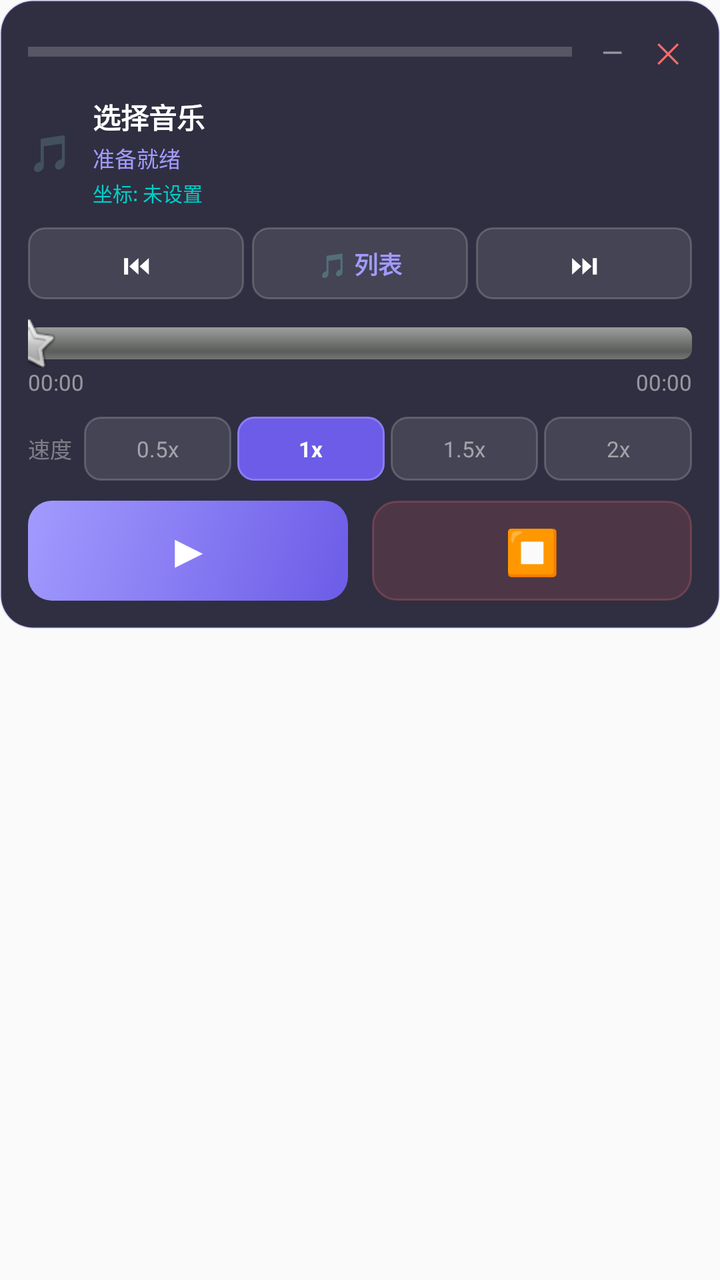
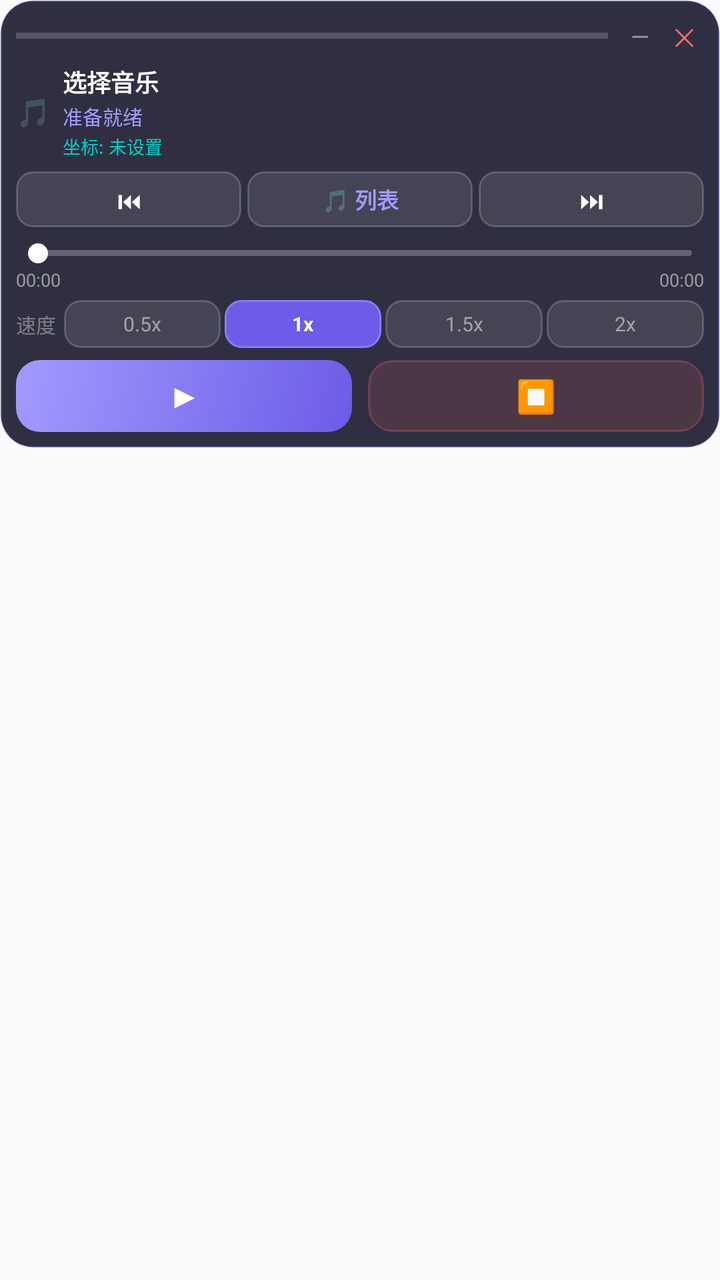

Screens rendered from an Android XML layout before and after an edit, with the pre-edit source and the edit as a unified diff.
<!-- AndroidManifest.xml: application theme Theme.Magicpinao -->
<!-- res/layout/floating_player_view.xml -->
<?xml version="1.0" encoding="utf-8"?>
<FrameLayout xmlns:android="http://schemas.android.com/apk/res/android"
    android:layout_width="wrap_content"
    android:layout_height="wrap_content"
    android:padding="0dp">

    
    <LinearLayout
        android:id="@+id/rootLayout"
        android:layout_width="match_parent"
        android:layout_height="wrap_content"
        android:orientation="vertical"
        android:background="@drawable/floating_player_bg"
        android:padding="14dp"
        android:elevation="16dp">

        
        <LinearLayout
            android:id="@+id/dragHandle"
            android:layout_width="match_parent"
            android:layout_height="wrap_content"
            android:gravity="center_vertical"
            android:orientation="horizontal"
            android:layout_marginBottom="10dp">

            <View
                android:layout_width="0dp"
                android:layout_height="5dp"
                android:layout_weight="1"
                android:background="#30FFFFFF"
                android:layout_gravity="center" />

            <TextView
                android:id="@+id/btnCollapse"
                android:layout_width="24dp"
                android:layout_height="24dp"
                android:gravity="center"
                android:text="—"
                android:textColor="#80FFFFFF"
                android:textSize="14sp"
                android:clickable="true"
                android:focusable="true"
                android:layout_marginStart="8dp" />

            <TextView
                android:id="@+id/btnClose"
                android:layout_width="24dp"
                android:layout_height="24dp"
                android:gravity="center"
                android:text="✕"
                android:textColor="#FF6B6B"
                android:textSize="14sp"
                android:clickable="true"
                android:focusable="true"
                android:layout_marginStart="4dp" />
        </LinearLayout>

        
        <LinearLayout
            android:layout_width="match_parent"
            android:layout_height="wrap_content"
            android:orientation="horizontal"
            android:gravity="center_vertical"
            android:layout_marginBottom="10dp">

            <TextView
                android:id="@+id/tvPlayingIcon"
                android:layout_width="wrap_content"
                android:layout_height="wrap_content"
                android:text="🎵"
                android:textSize="18sp"
                android:layout_marginEnd="10dp" />

            <LinearLayout
                android:layout_width="0dp"
                android:layout_height="wrap_content"
                android:layout_weight="1"
                android:orientation="vertical">

                <TextView
                    android:id="@+id/tvMusicTitle"
                    android:layout_width="match_parent"
                    android:layout_height="wrap_content"
                    android:text="选择音乐"
                    android:textColor="#FFFFFF"
                    android:textSize="14sp"
                    android:textStyle="bold"
                    android:maxLines="1"
                    android:ellipsize="end" />

                <TextView
                    android:id="@+id/tvStatus"
                    android:layout_width="match_parent"
                    android:layout_height="wrap_content"
                    android:text="准备就绪"
                    android:textColor="#A29BFE"
                    android:textSize="11sp"
                    android:layout_marginTop="2dp" />

                <TextView
                    android:id="@+id/tvCoordScheme"
                    android:layout_width="match_parent"
                    android:layout_height="wrap_content"
                    android:text="坐标: 未设置"
                    android:textColor="#00CEC9"
                    android:textSize="10sp"
                    android:layout_marginTop="2dp"
                    android:maxLines="1"
                    android:ellipsize="end" />
            </LinearLayout>
        </LinearLayout>

        
        <LinearLayout
            android:layout_width="match_parent"
            android:layout_height="36dp"
            android:orientation="horizontal"
            android:gravity="center"
            android:layout_marginBottom="10dp">

            <TextView
                android:id="@+id/btnPrev"
                android:layout_width="0dp" android:layout_height="match_parent"
                android:layout_weight="1"
                android:gravity="center"
                android:background="@drawable/btn_speed_bg"
                android:text="⏮"
                android:textColor="#FFFFFF" android:textSize="14sp"
                android:clickable="true" android:focusable="true" />

            <TextView
                android:id="@+id/btnMusicList"
                android:layout_width="0dp" android:layout_height="match_parent"
                android:layout_weight="1"
                android:gravity="center"
                android:background="@drawable/btn_speed_bg"
                android:text="🎵 列表"
                android:textColor="#A29BFE" android:textSize="12sp" android:textStyle="bold"
                android:clickable="true" android:focusable="true"
                android:layout_marginHorizontal="4dp" />

            <TextView
                android:id="@+id/btnNext"
                android:layout_width="0dp" android:layout_height="match_parent"
                android:layout_weight="1"
                android:gravity="center"
                android:background="@drawable/btn_speed_bg"
                android:text="⏭"
                android:textColor="#FFFFFF" android:textSize="14sp"
                android:clickable="true" android:focusable="true" />
        </LinearLayout>

        
        <LinearLayout
            android:layout_width="match_parent"
            android:layout_height="wrap_content"
            android:orientation="vertical"
            android:layout_marginBottom="10dp">

            <SeekBar
                android:id="@+id/progressBar"
                android:layout_width="match_parent"
                android:layout_height="24dp"
                android:max="1000"
                android:progress="0"
                android:progressDrawable="@android:drawable/progress_horizontal"
                android:thumb="@android:drawable/btn_star"
                android:splitTrack="false"
                android:paddingStart="0dp"
                android:paddingEnd="0dp" />

            <LinearLayout
                android:layout_width="match_parent"
                android:layout_height="wrap_content"
                android:orientation="horizontal">

                <TextView
                    android:id="@+id/tvCurrentTime"
                    android:layout_width="0dp" android:layout_height="wrap_content"
                    android:layout_weight="1"
                    android:text="00:00"
                    android:textColor="#80FFFFFF" android:textSize="11sp" />

                <TextView
                    android:id="@+id/tvTotalTime"
                    android:layout_width="wrap_content"
                    android:layout_height="wrap_content"
                    android:text="00:00"
                    android:textColor="#80FFFFFF" android:textSize="11sp" />
            </LinearLayout>
        </LinearLayout>

        
        <LinearLayout
            android:layout_width="match_parent"
            android:layout_height="32dp"
            android:orientation="horizontal"
            android:gravity="center"
            android:layout_marginBottom="10dp">

            <TextView
                android:layout_width="wrap_content" android:layout_height="wrap_content"
                android:text="速度" android:textColor="#60FFFFFF" android:textSize="11sp"
                android:layout_marginEnd="6dp" />

            <TextView
                android:id="@+id/btnSpeed05"
                android:layout_width="0dp" android:layout_height="match_parent"
                android:layout_weight="1"
                android:gravity="center"
                android:background="@drawable/btn_speed_bg"
                android:text="0.5x" android:textColor="#80FFFFFF" android:textSize="11sp"
                android:clickable="true" android:focusable="true" />

            <TextView
                android:id="@+id/btnSpeed1"
                android:layout_width="0dp" android:layout_height="match_parent"
                android:layout_weight="1"
                android:gravity="center"
                android:background="@drawable/btn_speed_active_bg"
                android:text="1x" android:textColor="#FFFFFF" android:textSize="11sp" android:textStyle="bold"
                android:clickable="true" android:focusable="true"
                android:layout_marginHorizontal="3dp" />

            <TextView
                android:id="@+id/btnSpeed15"
                android:layout_width="0dp" android:layout_height="match_parent"
                android:layout_weight="1"
                android:gravity="center"
                android:background="@drawable/btn_speed_bg"
                android:text="1.5x" android:textColor="#80FFFFFF" android:textSize="11sp"
                android:clickable="true" android:focusable="true" />

            <TextView
                android:id="@+id/btnSpeed2"
                android:layout_width="0dp" android:layout_height="match_parent"
                android:layout_weight="1"
                android:gravity="center"
                android:background="@drawable/btn_speed_bg"
                android:text="2x" android:textColor="#80FFFFFF" android:textSize="11sp"
                android:clickable="true" android:focusable="true"
                android:layout_marginStart="3dp" />
        </LinearLayout>

        
        <LinearLayout
            android:layout_width="match_parent"
            android:layout_height="50dp"
            android:orientation="horizontal"
            android:gravity="center">

            <LinearLayout
                android:id="@+id/btnPauseResume"
                android:layout_width="0dp" android:layout_height="match_parent"
                android:layout_weight="1"
                android:gravity="center"
                android:background="@drawable/btn_play_bg"
                android:clickable="true" android:focusable="true"
                android:layout_marginEnd="6dp">

                <TextView
                    android:id="@+id/btnPauseResumeIcon"
                    android:layout_width="wrap_content" android:layout_height="wrap_content"
                    android:text="▶"
                    android:textColor="#FFFFFF" android:textSize="22sp" android:textStyle="bold" />
            </LinearLayout>

            <LinearLayout
                android:id="@+id/btnStop"
                android:layout_width="0dp" android:layout_height="match_parent"
                android:layout_weight="1"
                android:gravity="center"
                android:background="@drawable/btn_stop_bg"
                android:clickable="true" android:focusable="true"
                android:layout_marginStart="6dp">

                <TextView
                    android:layout_width="wrap_content" android:layout_height="wrap_content"
                    android:text="⏹"
                    android:textColor="#FF6B6B" android:textSize="22sp" />
            </LinearLayout>
        </LinearLayout>
    </LinearLayout>

    
    <LinearLayout
        android:id="@+id/musicListPanel"
        android:layout_width="match_parent"
        android:layout_height="match_parent"
        android:orientation="vertical"
        android:background="#F21A1A2E"
        android:padding="10dp"
        android:elevation="20dp"
        android:clickable="true"
        android:visibility="gone">

        <LinearLayout
            android:layout_width="match_parent" android:layout_height="wrap_content"
            android:orientation="horizontal" android:gravity="center_vertical"
            android:layout_marginBottom="8dp">

            <TextView
                android:layout_width="0dp" android:layout_height="wrap_content"
                android:layout_weight="1"
                android:text="🎵 音乐列表"
                android:textColor="#FFFFFF" android:textSize="14sp" android:textStyle="bold" />

            <TextView
                android:id="@+id/tvResultCount"
                android:layout_width="wrap_content" android:layout_height="wrap_content"
                android:text="" android:textColor="#60FFFFFF" android:textSize="11sp" />
        </LinearLayout>

        
        <LinearLayout
            android:layout_width="match_parent" android:layout_height="38dp"
            android:orientation="horizontal" android:gravity="center_vertical"
            android:background="#1AFFFFFF" android:paddingHorizontal="10dp"
            android:layout_marginBottom="8dp">

            <TextView
                android:layout_width="wrap_content" android:layout_height="wrap_content"
                android:text="🔍" android:textSize="13sp"
                android:layout_marginEnd="8dp" />

            <EditText
                android:id="@+id/etSearch"
                android:layout_width="0dp" android:layout_height="match_parent"
                android:layout_weight="1"
                android:background="@null"
                android:textColor="#FFFFFF" android:textColorHint="#50FFFFFF"
                android:textSize="13sp"
                android:hint="搜索音乐..."
                android:maxLines="1"
                android:singleLine="true"
                android:imeOptions="actionSearch"
                android:inputType="text" />
        </LinearLayout>

        <FrameLayout
            android:layout_width="match_parent" android:layout_height="0dp"
            android:layout_weight="1">

            <ListView
                android:id="@+id/musicListView"
                android:layout_width="match_parent" android:layout_height="match_parent"
                android:divider="#10FFFFFF" android:dividerHeight="1dp"
                android:cacheColorHint="#00000000"
                android:listSelector="#20A29BFE"
                android:padding="4dp" />

            <TextView
                android:id="@+id/tvEmptyMusic"
                android:layout_width="match_parent" android:layout_height="match_parent"
                android:text="暂无音乐"
                android:textColor="#50FFFFFF" android:textSize="13sp"
                android:gravity="center" android:visibility="gone" />
        </FrameLayout>
    </LinearLayout>
</FrameLayout>
<!-- resources referenced by this layout -->
<resources>
  <!-- drawable btn_play_bg (drawable) -->
  <?xml version="1.0" encoding="utf-8"?>
  <shape xmlns:android="http://schemas.android.com/apk/res/android" android:shape="rectangle">
      <corners android:radius="12dp" />
      <gradient android:startColor="#6C5CE7" android:endColor="#A29BFE" android:angle="135" />
  </shape>
  <!-- drawable btn_speed_active_bg (drawable) -->
  <?xml version="1.0" encoding="utf-8"?>
  <shape xmlns:android="http://schemas.android.com/apk/res/android" android:shape="rectangle">
      <corners android:radius="8dp" />
      <solid android:color="#6C5CE7" />
      <stroke android:width="1dp" android:color="#8C7CF7" />
  </shape>
  <!-- drawable btn_speed_bg (drawable) -->
  <?xml version="1.0" encoding="utf-8"?>
  <shape xmlns:android="http://schemas.android.com/apk/res/android" android:shape="rectangle">
      <corners android:radius="8dp" />
      <solid android:color="#1AFFFFFF" />
      <stroke android:width="1dp" android:color="#30FFFFFF" />
  </shape>
  <!-- drawable btn_stop_bg (drawable) -->
  <?xml version="1.0" encoding="utf-8"?>
  <shape xmlns:android="http://schemas.android.com/apk/res/android" android:shape="rectangle">
      <corners android:radius="12dp" />
      <solid android:color="#25FF6B6B" />
      <stroke android:width="1dp" android:color="#40FF6B6B" />
  </shape>
  <!-- drawable floating_player_bg (drawable) -->
  <?xml version="1.0" encoding="utf-8"?>
  <shape xmlns:android="http://schemas.android.com/apk/res/android"
      android:shape="rectangle">
      <solid android:color="#E61A1A2E" />
      <corners android:radius="16dp" />
      <stroke
          android:width="1dp"
          android:color="#306C5CE7" />
  </shape>
  <style name="Theme.Magicpinao" parent="android:Theme.Material.Light.NoActionBar" />
</resources>

<!-- the commit's change to res/layout/floating_player_view.xml (unified diff, before → after) -->
@@ -11,7 +11,7 @@
         android:layout_height="wrap_content"
         android:orientation="vertical"
         android:background="@drawable/floating_player_bg"
-        android:padding="14dp"
+        android:padding="8dp"
         android:elevation="16dp">
 
         
@@ -21,38 +21,38 @@
             android:layout_height="wrap_content"
             android:gravity="center_vertical"
             android:orientation="horizontal"
-            android:layout_marginBottom="10dp">
+            android:layout_marginBottom="4dp">
 
             <View
                 android:layout_width="0dp"
-                android:layout_height="5dp"
+                android:layout_height="3dp"
                 android:layout_weight="1"
                 android:background="#30FFFFFF"
                 android:layout_gravity="center" />
 
             <TextView
                 android:id="@+id/btnCollapse"
-                android:layout_width="24dp"
-                android:layout_height="24dp"
+                android:layout_width="20dp"
+                android:layout_height="20dp"
                 android:gravity="center"
                 android:text="—"
                 android:textColor="#80FFFFFF"
-                android:textSize="14sp"
+                android:textSize="12sp"
                 android:clickable="true"
                 android:focusable="true"
-                android:layout_marginStart="8dp" />
+                android:layout_marginStart="6dp" />
 
             <TextView
                 android:id="@+id/btnClose"
-                android:layout_width="24dp"
-                android:layout_height="24dp"
+                android:layout_width="20dp"
+                android:layout_height="20dp"
                 android:gravity="center"
                 android:text="✕"
                 android:textColor="#FF6B6B"
-                android:textSize="14sp"
+                android:textSize="12sp"
                 android:clickable="true"
                 android:focusable="true"
-                android:layout_marginStart="4dp" />
+                android:layout_marginStart="2dp" />
         </LinearLayout>
 
         
@@ -61,15 +61,15 @@
             android:layout_height="wrap_content"
             android:orientation="horizontal"
             android:gravity="center_vertical"
-            android:layout_marginBottom="10dp">
+            android:layout_marginBottom="6dp">
 
             <TextView
                 android:id="@+id/tvPlayingIcon"
                 android:layout_width="wrap_content"
                 android:layout_height="wrap_content"
                 android:text="🎵"
-                android:textSize="18sp"
-                android:layout_marginEnd="10dp" />
+                android:textSize="14sp"
+                android:layout_marginEnd="6dp" />
 
             <LinearLayout
                 android:layout_width="0dp"
@@ -83,7 +83,7 @@
                     android:layout_height="wrap_content"
                     android:text="选择音乐"
                     android:textColor="#FFFFFF"
-                    android:textSize="14sp"
+                    android:textSize="12sp"
                     android:textStyle="bold"
                     android:maxLines="1"
                     android:ellipsize="end" />
@@ -94,8 +94,8 @@
                     android:layout_height="wrap_content"
                     android:text="准备就绪"
                     android:textColor="#A29BFE"
-                    android:textSize="11sp"
-                    android:layout_marginTop="2dp" />
+                    android:textSize="10sp"
+                    android:layout_marginTop="1dp" />
 
                 <TextView
                     android:id="@+id/tvCoordScheme"
@@ -103,8 +103,8 @@
                     android:layout_height="wrap_content"
                     android:text="坐标: 未设置"
                     android:textColor="#00CEC9"
-                    android:textSize="10sp"
-                    android:layout_marginTop="2dp"
+                    android:textSize="9sp"
+                    android:layout_marginTop="1dp"
                     android:maxLines="1"
                     android:ellipsize="end" />
             </LinearLayout>
@@ -113,10 +113,10 @@
         
         <LinearLayout
             android:layout_width="match_parent"
-            android:layout_height="36dp"
+            android:layout_height="28dp"
             android:orientation="horizontal"
             android:gravity="center"
-            android:layout_marginBottom="10dp">
+            android:layout_marginBottom="6dp">
 
             <TextView
                 android:id="@+id/btnPrev"
@@ -125,7 +125,7 @@
                 android:gravity="center"
                 android:background="@drawable/btn_speed_bg"
                 android:text="⏮"
-                android:textColor="#FFFFFF" android:textSize="14sp"
+                android:textColor="#FFFFFF" android:textSize="12sp"
                 android:clickable="true" android:focusable="true" />
 
             <TextView
@@ -135,9 +135,9 @@
                 android:gravity="center"
                 android:background="@drawable/btn_speed_bg"
                 android:text="🎵 列表"
-                android:textColor="#A29BFE" android:textSize="12sp" android:textStyle="bold"
-                android:clickable="true" android:focusable="true"
-                android:layout_marginHorizontal="4dp" />
+                android:textColor="#A29BFE" android:textSize="11sp" android:textStyle="bold"
+                android:clickable="true" android:focusable="true"
+                android:layout_marginHorizontal="3dp" />
 
             <TextView
                 android:id="@+id/btnNext"
@@ -146,7 +146,7 @@
                 android:gravity="center"
                 android:background="@drawable/btn_speed_bg"
                 android:text="⏭"
-                android:textColor="#FFFFFF" android:textSize="14sp"
+                android:textColor="#FFFFFF" android:textSize="12sp"
                 android:clickable="true" android:focusable="true" />
         </LinearLayout>
 
@@ -155,19 +155,22 @@
             android:layout_width="match_parent"
             android:layout_height="wrap_content"
             android:orientation="vertical"
-            android:layout_marginBottom="10dp">
+            android:layout_marginBottom="4dp">
 
             <SeekBar
                 android:id="@+id/progressBar"
                 android:layout_width="match_parent"
-                android:layout_height="24dp"
+                android:layout_height="14dp"
                 android:max="1000"
                 android:progress="0"
-                android:progressDrawable="@android:drawable/progress_horizontal"
-                android:thumb="@android:drawable/btn_star"
+                android:progressDrawable="@drawable/player_seekbar_progress"
+                android:thumb="@drawable/player_seekbar_thumb"
                 android:splitTrack="false"
-                android:paddingStart="0dp"
-                android:paddingEnd="0dp" />
+                android:paddingStart="6dp"
+                android:paddingEnd="6dp"
+                android:maxHeight="3dp"
+                android:minHeight="3dp"
+                android:thumbOffset="0dp" />
 
             <LinearLayout
                 android:layout_width="match_parent"
@@ -179,29 +182,29 @@
                     android:layout_width="0dp" android:layout_height="wrap_content"
                     android:layout_weight="1"
                     android:text="00:00"
-                    android:textColor="#80FFFFFF" android:textSize="11sp" />
+                    android:textColor="#80FFFFFF" android:textSize="9sp" />
 
                 <TextView
                     android:id="@+id/tvTotalTime"
                     android:layout_width="wrap_content"
                     android:layout_height="wrap_content"
                     android:text="00:00"
-                    android:textColor="#80FFFFFF" android:textSize="11sp" />
+                    android:textColor="#80FFFFFF" android:textSize="9sp" />
             </LinearLayout>
         </LinearLayout>
 
         
         <LinearLayout
             android:layout_width="match_parent"
-            android:layout_height="32dp"
+            android:layout_height="24dp"
             android:orientation="horizontal"
             android:gravity="center"
-            android:layout_marginBottom="10dp">
+            android:layout_marginBottom="6dp">
 
             <TextView
                 android:layout_width="wrap_content" android:layout_height="wrap_content"
-                android:text="速度" android:textColor="#60FFFFFF" android:textSize="11sp"
-                android:layout_marginEnd="6dp" />
+                android:text="速度" android:textColor="#60FFFFFF" android:textSize="10sp"
+                android:layout_marginEnd="4dp" />
 
             <TextView
                 android:id="@+id/btnSpeed05"
@@ -209,7 +212,7 @@
                 android:layout_weight="1"
                 android:gravity="center"
                 android:background="@drawable/btn_speed_bg"
-                android:text="0.5x" android:textColor="#80FFFFFF" android:textSize="11sp"
+                android:text="0.5x" android:textColor="#80FFFFFF" android:textSize="10sp"
                 android:clickable="true" android:focusable="true" />
 
             <TextView
@@ -218,9 +221,9 @@
                 android:layout_weight="1"
                 android:gravity="center"
                 android:background="@drawable/btn_speed_active_bg"
-                android:text="1x" android:textColor="#FFFFFF" android:textSize="11sp" android:textStyle="bold"
-                android:clickable="true" android:focusable="true"
-                android:layout_marginHorizontal="3dp" />
+                android:text="1x" android:textColor="#FFFFFF" android:textSize="10sp" android:textStyle="bold"
+                android:clickable="true" android:focusable="true"
+                android:layout_marginHorizontal="2dp" />
 
             <TextView
                 android:id="@+id/btnSpeed15"
@@ -228,7 +231,7 @@
                 android:layout_weight="1"
                 android:gravity="center"
                 android:background="@drawable/btn_speed_bg"
-                android:text="1.5x" android:textColor="#80FFFFFF" android:textSize="11sp"
+                android:text="1.5x" android:textColor="#80FFFFFF" android:textSize="10sp"
                 android:clickable="true" android:focusable="true" />
 
             <TextView
@@ -237,15 +240,15 @@
                 android:layout_weight="1"
                 android:gravity="center"
                 android:background="@drawable/btn_speed_bg"
-                android:text="2x" android:textColor="#80FFFFFF" android:textSize="11sp"
-                android:clickable="true" android:focusable="true"
-                android:layout_marginStart="3dp" />
-        </LinearLayout>
-
-        
-        <LinearLayout
-            android:layout_width="match_parent"
-            android:layout_height="50dp"
+                android:text="2x" android:textColor="#80FFFFFF" android:textSize="10sp"
+                android:clickable="true" android:focusable="true"
+                android:layout_marginStart="2dp" />
+        </LinearLayout>
+
+        
+        <LinearLayout
+            android:layout_width="match_parent"
+            android:layout_height="36dp"
             android:orientation="horizontal"
             android:gravity="center">
 
@@ -256,13 +259,13 @@
                 android:gravity="center"
                 android:background="@drawable/btn_play_bg"
                 android:clickable="true" android:focusable="true"
-                android:layout_marginEnd="6dp">
+                android:layout_marginEnd="4dp">
 
                 <TextView
                     android:id="@+id/btnPauseResumeIcon"
                     android:layout_width="wrap_content" android:layout_height="wrap_content"
                     android:text="▶"
-                    android:textColor="#FFFFFF" android:textSize="22sp" android:textStyle="bold" />
+                    android:textColor="#FFFFFF" android:textSize="16sp" android:textStyle="bold" />
             </LinearLayout>
 
             <LinearLayout
@@ -272,12 +275,12 @@
                 android:gravity="center"
                 android:background="@drawable/btn_stop_bg"
                 android:clickable="true" android:focusable="true"
-                android:layout_marginStart="6dp">
+                android:layout_marginStart="4dp">
 
                 <TextView
                     android:layout_width="wrap_content" android:layout_height="wrap_content"
                     android:text="⏹"
-                    android:textColor="#FF6B6B" android:textSize="22sp" />
+                    android:textColor="#FF6B6B" android:textSize="16sp" />
             </LinearLayout>
         </LinearLayout>
     </LinearLayout>
@@ -289,7 +292,7 @@
         android:layout_height="match_parent"
         android:orientation="vertical"
         android:background="#F21A1A2E"
-        android:padding="10dp"
+        android:padding="8dp"
         android:elevation="20dp"
         android:clickable="true"
         android:visibility="gone">
@@ -297,31 +300,31 @@
         <LinearLayout
             android:layout_width="match_parent" android:layout_height="wrap_content"
             android:orientation="horizontal" android:gravity="center_vertical"
-            android:layout_marginBottom="8dp">
+            android:layout_marginBottom="6dp">
 
             <TextView
                 android:layout_width="0dp" android:layout_height="wrap_content"
                 android:layout_weight="1"
                 android:text="🎵 音乐列表"
-                android:textColor="#FFFFFF" android:textSize="14sp" android:textStyle="bold" />
+                android:textColor="#FFFFFF" android:textSize="13sp" android:textStyle="bold" />
 
             <TextView
                 android:id="@+id/tvResultCount"
                 android:layout_width="wrap_content" android:layout_height="wrap_content"
-                android:text="" android:textColor="#60FFFFFF" android:textSize="11sp" />
-        </LinearLayout>
-
-        
-        <LinearLayout
-            android:layout_width="match_parent" android:layout_height="38dp"
+                android:text="" android:textColor="#60FFFFFF" android:textSize="10sp" />
+        </LinearLayout>
+
+        
+        <LinearLayout
+            android:layout_width="match_parent" android:layout_height="32dp"
             android:orientation="horizontal" android:gravity="center_vertical"
-            android:background="#1AFFFFFF" android:paddingHorizontal="10dp"
-            android:layout_marginBottom="8dp">
+            android:background="#1AFFFFFF" android:paddingHorizontal="8dp"
+            android:layout_marginBottom="6dp">
 
             <TextView
                 android:layout_width="wrap_content" android:layout_height="wrap_content"
-                android:text="🔍" android:textSize="13sp"
-                android:layout_marginEnd="8dp" />
+                android:text="🔍" android:textSize="12sp"
+                android:layout_marginEnd="6dp" />
 
             <EditText
                 android:id="@+id/etSearch"
@@ -329,7 +332,7 @@
                 android:layout_weight="1"
                 android:background="@null"
                 android:textColor="#FFFFFF" android:textColorHint="#50FFFFFF"
-                android:textSize="13sp"
+                android:textSize="12sp"
                 android:hint="搜索音乐..."
                 android:maxLines="1"
                 android:singleLine="true"
@@ -347,13 +350,13 @@
                 android:divider="#10FFFFFF" android:dividerHeight="1dp"
                 android:cacheColorHint="#00000000"
                 android:listSelector="#20A29BFE"
-                android:padding="4dp" />
+                android:padding="2dp" />
 
             <TextView
                 android:id="@+id/tvEmptyMusic"
                 android:layout_width="match_parent" android:layout_height="match_parent"
                 android:text="暂无音乐"
-                android:textColor="#50FFFFFF" android:textSize="13sp"
+                android:textColor="#50FFFFFF" android:textSize="12sp"
                 android:gravity="center" android:visibility="gone" />
         </FrameLayout>
     </LinearLayout>
<!-- resource entries referenced after the edit -->
@@ -37,6 +37,44 @@
           android:width="1dp"
           android:color="#306C5CE7" />
   </shape>
+  <!-- drawable player_seekbar_progress (drawable) -->
+  <?xml version="1.0" encoding="utf-8"?>
+  <layer-list xmlns:android="http://schemas.android.com/apk/res/android">
+      <item android:id="@android:id/background">
+          <shape android:shape="rectangle">
+              <size android:height="3dp" />
+              <corners android:radius="2dp" />
+              <solid android:color="#40FFFFFF" />
+          </shape>
+      </item>
+      <item android:id="@android:id/secondaryProgress">
+          <clip>
+              <shape android:shape="rectangle">
+                  <size android:height="3dp" />
+                  <corners android:radius="2dp" />
+                  <solid android:color="#30A29BFE" />
+              </shape>
+          </clip>
+      </item>
+      <item android:id="@android:id/progress">
+          <clip>
+              <shape android:shape="rectangle">
+                  <size android:height="3dp" />
+                  <corners android:radius="2dp" />
+                  <solid android:color="#A29BFE" />
+              </shape>
+          </clip>
+      </item>
+  </layer-list>
+  <!-- drawable player_seekbar_thumb (drawable) -->
+  <?xml version="1.0" encoding="utf-8"?>
+  <shape xmlns:android="http://schemas.android.com/apk/res/android"
+      android:shape="oval">
+      <size
+          android:width="10dp"
+          android:height="10dp" />
+      <solid android:color="#FFFFFF" />
+  </shape>
   <style name="Theme.Magicpinao" parent="android:Theme.Material.Light.NoActionBar" />
 </resources>
 
